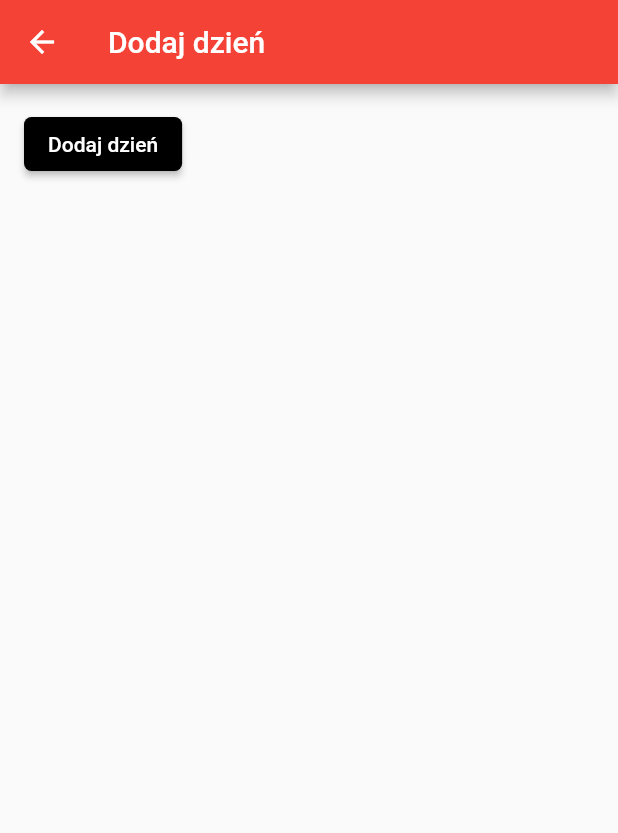
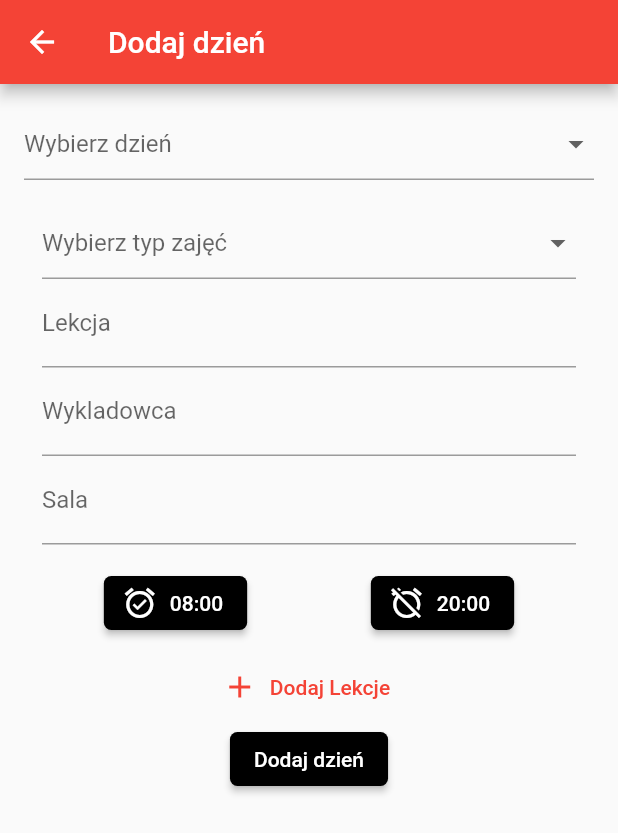
Before and after one commit to ProcnerKacper/All-In-One-App, a Flutter app: the AddScheduleDayScreen screen opened by its route, on a phone screen of 412 x 824 dp. Shown: the top 833 px of the screen. Run offline on Flutter 3.47's test engine with Material 2 defaults, Android fonts, the phone set to English and light mode, and no system bars.

```diff
--- a/lib/screens/add_schedule_day_screen.dart
+++ b/lib/screens/add_schedule_day_screen.dart
@@ -4,6 +4,7 @@ import 'package:provider/provider.dart';
 import '../models/days.dart';
 import '../models/subject.dart';
 import '../providers/schedule.dart';
+import '../widgets/add_subject.dart';
 
 class AddScheduleDayScreen extends StatefulWidget {
   static const routeName = '/add-schedule-day';
@@ -13,6 +14,53 @@ class AddScheduleDayScreen extends StatefulWidget {
 
 class _AddScheduleDayScreenState extends State<AddScheduleDayScreen> {
   final _formKey = GlobalKey<FormState>();
+  String _pickedDay;
+  Map<String, dynamic> _formData = {};
+  List<AddSubject> _listOfTextForm = [];
+
+  @override
+  void initState() {
+    Subject sub = Subject();
+    _listOfTextForm.add(
+      AddSubject(
+        subject: sub,
+        index: 0,
+        key: UniqueKey(),
+      ),
+    );
+    super.initState();
+  }
+
+  void _addSubject() {
+    int index = _listOfTextForm.length;
+    Subject sub = Subject();
+    setState(() {
+      _listOfTextForm.add(AddSubject(
+        subject: sub,
+        index: index,
+        remove: _removeSubject,
+        key: UniqueKey(),
+      ));
+    });
+  }
+
+  void _removeSubject(int index) {
+    setState(() {
+      _listOfTextForm.removeWhere((i) => i.index == index);
+    });
+  }
+
+  void _onSave() {
+    bool allValid = true;
+    _listOfTextForm.forEach((form) => allValid = form.isValid());
+    if (!_formKey.currentState.validate()) allValid = false;
+    if (allValid) {
+      _formKey.currentState.save();
+      List<Subject> subjects = _listOfTextForm.map((it) => it.subject).toList();
+      Provider.of<Schedule>(context).addDay(subjects, _pickedDay);
+      Navigator.of(context).pop();
+    }
+  }
 
   @override
   Widget build(BuildContext context) {
@@ -28,8 +76,38 @@ class _AddScheduleDayScreenState extends State<AddScheduleDayScreen> {
             child: Column(
               mainAxisAlignment: MainAxisAlignment.center,
               children: <Widget>[
+                DropdownButtonFormField(
+                  hint: const Text('Wybierz dzień'),
+                  value: _pickedDay,
+                  items: Day.keys
+                      .map((day) => DropdownMenuItem(
+                            value: day,
+                            child: Text(
+                              Day[day],
+                            ),
+                          ))
+                      .toList(),
+                  onChanged: (day) {
+                    if (day != null) {
+                      setState(() => _pickedDay = day);
+                    }
+                  },
+                  validator: (String val) =>
+                      val == null ? 'Nie wybrano dnia!' : null,
+                  onSaved: (value) => setState(() => _formData['day'] = value),
+                ),
+                SizedBox(
+                  height: 10,
+                ),
+                ..._listOfTextForm,
+                FlatButton.icon(
+                  textColor: Theme.of(context).primaryColor,
+                  icon: const Icon(Icons.add),
+                  label: const Text('Dodaj Lekcje'),
+                  onPressed: _addSubject,
+                ),
                 RaisedButton(
-                  onPressed: () {},
+                  onPressed: _onSave,
                   child: const Text('Dodaj dzień'),
                   color: Theme.of(context).accentColor,
                   textColor: Colors.white,
--- /dev/null
+++ b/lib/widgets/add_subject.dart
@@ -0,0 +1,193 @@
+import 'package:flutter/material.dart';
+import 'package:intl/intl.dart';
+
+import '../models/subject.dart';
+
+class AddSubject extends StatefulWidget {
+  final int index;
+  final Subject subject;
+  final state = _AddSubjectState();
+  final Function remove;
+
+  AddSubject({this.index, this.subject, this.remove, Key key})
+      : super(key: key);
+
+  @override
+  _AddSubjectState createState() => state;
+
+  bool isValid() => state.validate();
+}
+
+class _AddSubjectState extends State<AddSubject> {
+  final _formKey = GlobalKey<FormState>();
+  final _typeList = ['Wykład', 'Ćwiczenia'];
+  TimeOfDay _startTime;
+  TimeOfDay _endTime;
+  String _type;
+  bool isInit = true;
+
+  @override
+  void didChangeDependencies() {
+    if (isInit) {
+      setState(() {
+        _startTime = widget.subject.startTime;
+        _endTime = widget.subject.endTime;
+      });
+      isInit = false;
+    }
+    super.didChangeDependencies();
+  }
+
+  double toDouble(TimeOfDay myTime) => myTime.hour + myTime.minute / 60.0;
+
+  Future<TimeOfDay> _showTimePicker() async {
+    return await showTimePicker(
+      initialTime: TimeOfDay.now(),
+      context: context,
+      builder: (BuildContext context, Widget child) {
+        return MediaQuery(
+          data: MediaQuery.of(context).copyWith(alwaysUse24HourFormat: true),
+          child: child,
+        );
+      },
+    );
+  }
+
+  @override
+  Widget build(BuildContext context) {
+    return Padding(
+      padding: const EdgeInsets.symmetric(horizontal: 12.0, vertical: 8.0),
+      child: Form(
+        key: _formKey,
+        child: Column(
+          children: <Widget>[
+            Row(
+              children: <Widget>[
+                Expanded(
+                  child: DropdownButtonFormField(
+                    hint: const Text('Wybierz typ zajęć'),
+                    value: _type,
+                    items: _typeList
+                        .map((type) => DropdownMenuItem(
+                              value: type,
+                              child: Text(
+                                type,
+                              ),
+                            ))
+                        .toList(),
+                    onChanged: (type) {
+                      if (type != null) {
+                        setState(() => _type = type);
+                      }
+                    },
+                    validator: (String val) =>
+                        val == null ? 'Nie wybrano typu zajęć!' : null,
+                    onSaved: (val) {
+                      widget.subject.subcjectType = val;
+                    },
+                  ),
+                ),
+                if (widget.index > 0)
+                  IconButton(
+                    icon: const Icon(Icons.delete),
+                    color: Colors.red,
+                    onPressed: () => widget.remove(widget.index),
+                  ),
+              ],
+            ),
+            TextFormField(
+                decoration: const InputDecoration(labelText: 'Lekcja'),
+                initialValue: widget.subject.subcject,
+                validator: (String val) =>
+                    val == '' ? 'Nie podano nazyw przedmiotu!' : null,
+                onSaved: (val) {
+                  widget.subject.subcject = val;
+                }),
+            TextFormField(
+                decoration: const InputDecoration(labelText: 'Wykladowca'),
+                initialValue: widget.subject.professor,
+                validator: (String val) =>
+                    val == '' ? 'Nie podano wykładowcy!' : null,
+                onSaved: (val) {
+                  widget.subject.professor = val;
+                }),
+            TextFormField(
+                decoration: const InputDecoration(labelText: 'Sala'),
+                initialValue: widget.subject.lectureHall,
+                validator: (String val) =>
+                    val == '' ? 'Nie podano sali!' : null,
+                onSaved: (val) {
+                  widget.subject.lectureHall = val;
+                }),
+            SizedBox(
+              height: 15,
+            ),
+            Row(
+              mainAxisAlignment: MainAxisAlignment.spaceAround,
+              children: <Widget>[
+                RaisedButton.icon(
+                  color: Theme.of(context).accentColor,
+                  textColor: Colors.white,
+                  shape: RoundedRectangleBorder(
+                    borderRadius: BorderRadius.circular(5.0),
+                  ),
+                  icon: const Icon(Icons.alarm_on),
+                  label: Text(
+                    DateFormat('HH:mm').format(DateTime(
+                        1969, 1, 1, _startTime.hour, _startTime.minute)),
+                  ),
+                  onPressed: () async {
+                    TimeOfDay time = await _showTimePicker();
+                    if (time != null) {
+                      if (toDouble(time) > toDouble(_endTime)) {
+                        Scaffold.of(context).showSnackBar(SnackBar(
+                          content: const Text(
+                              'Czas zakończenia mniejszy od rozpoczęcia'),
+                        ));
+                      } else {
+                        widget.subject.startTime = time;
+                        setState(() => _startTime = time);
+                      }
+                    }
+                  },
+                ),
+                RaisedButton.icon(
+                  color: Theme.of(context).accentColor,
+                  textColor: Colors.white,
+                  shape: RoundedRectangleBorder(
+                    borderRadius: BorderRadius.circular(5.0),
+                  ),
+                  icon: const Icon(Icons.alarm_off),
+                  label: Text(
+                    DateFormat('HH:mm').format(
+                        DateTime(1969, 1, 1, _endTime.hour, _endTime.minute)),
+                  ),
+                  onPressed: () async {
+                    TimeOfDay time = await _showTimePicker();
+                    if (time != null) {
+                      if (toDouble(_startTime) > toDouble(time)) {
+                        Scaffold.of(context).showSnackBar(SnackBar(
+                          content:
+                              Text('Czas zakończenia mniejszy od rozpoczęcia'),
+                        ));
+                      } else {
+                        widget.subject.endTime = time;
+                        setState(() => _endTime = time);
+                      }
+                    }
+                  },
+                ),
+              ],
+            )
+          ],
+        ),
+      ),
+    );
+  }
+
+  bool validate() {
+    var valid = _formKey.currentState.validate();
+    if (valid) _formKey.currentState.save();
+    return valid;
+  }
+}
```
